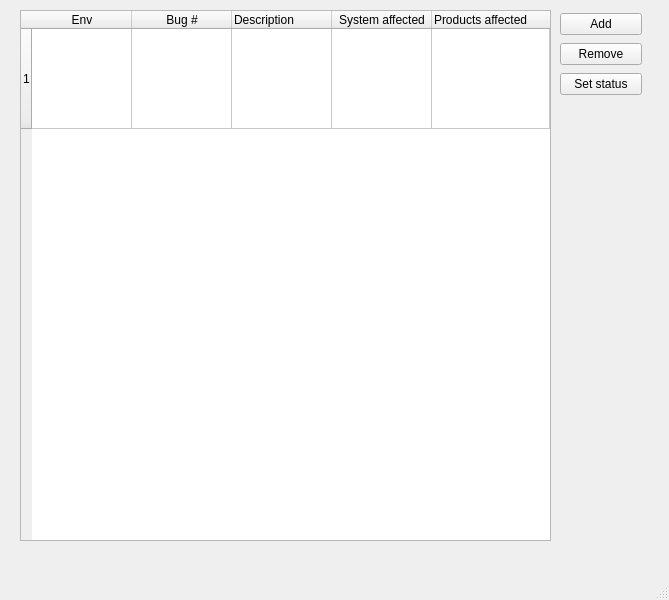
The window that mainwindow.ui (grigorykulik/bugtracker) describes before a commit, drawn with Qt 5.
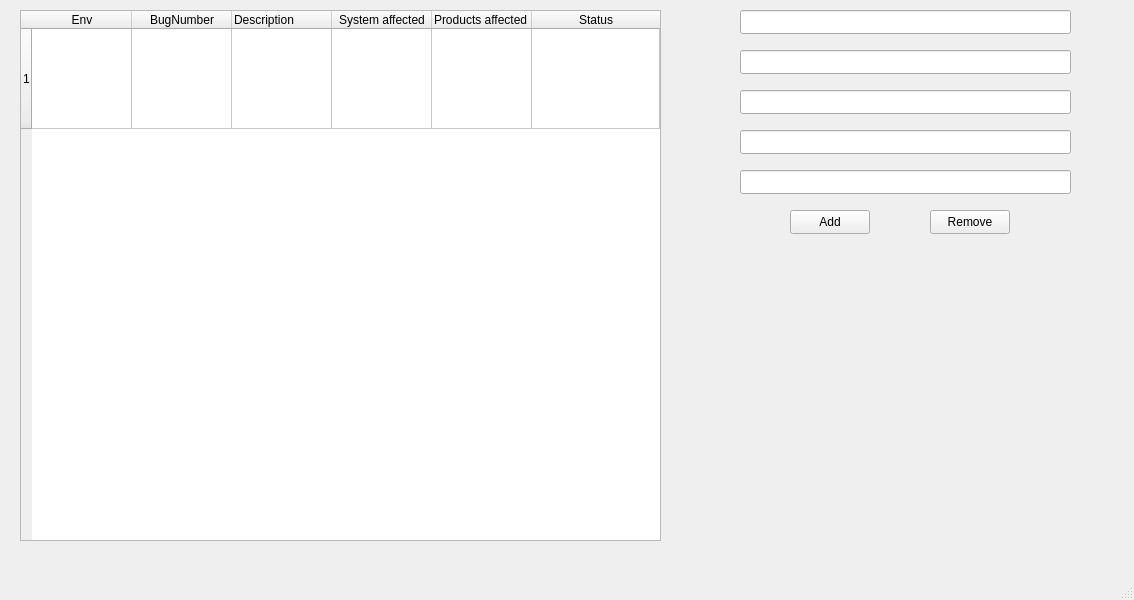
The same window after the commit.

Diff of the .ui file:
```diff
--- a/mainwindow.ui
+++ b/mainwindow.ui
@@ -6,7 +6,7 @@
    <rect>
     <x>0</x>
     <y>0</y>
-    <width>669</width>
+    <width>1134</width>
     <height>600</height>
    </rect>
   </property>
@@ -19,7 +19,7 @@
      <rect>
       <x>20</x>
       <y>10</y>
-      <width>531</width>
+      <width>641</width>
       <height>531</height>
      </rect>
     </property>
@@ -74,7 +74,7 @@
     </column>
     <column>
      <property name="text">
-      <string>Bug #</string>
+      <string>BugNumber</string>
      </property>
     </column>
     <column>
@@ -98,42 +98,90 @@
       <set>AlignJustify|AlignVCenter</set>
      </property>
     </column>
+    <column>
+     <property name="text">
+      <string>Status</string>
+     </property>
+    </column>
    </widget>
-   <widget class="QWidget" name="layoutWidget">
+   <widget class="QPushButton" name="addButton">
     <property name="geometry">
      <rect>
-      <x>560</x>
-      <y>11</y>
-      <width>82</width>
-      <height>86</height>
+      <x>790</x>
+      <y>210</y>
+      <width>80</width>
+      <height>24</height>
      </rect>
     </property>
-    <layout class="QVBoxLayout" name="verticalLayout">
-     <item>
-      <widget class="QPushButton" name="addButton">
-       <property name="styleSheet">
-        <string notr="true"/>
-       </property>
-       <property name="text">
-        <string>Add</string>
-       </property>
-      </widget>
-     </item>
-     <item>
-      <widget class="QPushButton" name="removeButton">
-       <property name="text">
-        <string>Remove</string>
-       </property>
-      </widget>
-     </item>
-     <item>
-      <widget class="QPushButton" name="setStatusButton">
-       <property name="text">
-        <string>Set status</string>
-       </property>
-      </widget>
-     </item>
-    </layout>
+    <property name="styleSheet">
+     <string notr="true"/>
+    </property>
+    <property name="text">
+     <string>Add</string>
+    </property>
+   </widget>
+   <widget class="QPushButton" name="removeButton">
+    <property name="geometry">
+     <rect>
+      <x>930</x>
+      <y>210</y>
+      <width>80</width>
+      <height>24</height>
+     </rect>
+    </property>
+    <property name="text">
+     <string>Remove</string>
+    </property>
+   </widget>
+   <widget class="QLineEdit" name="EnvironmentLineEdit">
+    <property name="geometry">
+     <rect>
+      <x>740</x>
+      <y>10</y>
+      <width>331</width>
+      <height>24</height>
+     </rect>
+    </property>
+   </widget>
+   <widget class="QLineEdit" name="BugNumberLineEdit">
+    <property name="geometry">
+     <rect>
+      <x>740</x>
+      <y>50</y>
+      <width>331</width>
+      <height>24</height>
+     </rect>
+    </property>
+   </widget>
+   <widget class="QLineEdit" name="DescriptionLineEdit">
+    <property name="geometry">
+     <rect>
+      <x>740</x>
+      <y>90</y>
+      <width>331</width>
+      <height>24</height>
+     </rect>
+    </property>
+   </widget>
+   <widget class="QLineEdit" name="AffectedSystemLineEdit">
+    <property name="geometry">
+     <rect>
+      <x>740</x>
+      <y>130</y>
+      <width>331</width>
+      <height>24</height>
+     </rect>
+    </property>
+   </widget>
+   <widget class="QLineEdit" name="AffectedProductLineEdit">
+    <property name="geometry">
+     <rect>
+      <x>740</x>
+      <y>170</y>
+      <width>331</width>
+      <height>24</height>
+     </rect>
+    </property>
    </widget>
   </widget>
   <widget class="QMenuBar" name="menubar">
```
Left out of the diff: 2 changed lines with no effect on the pictures.
